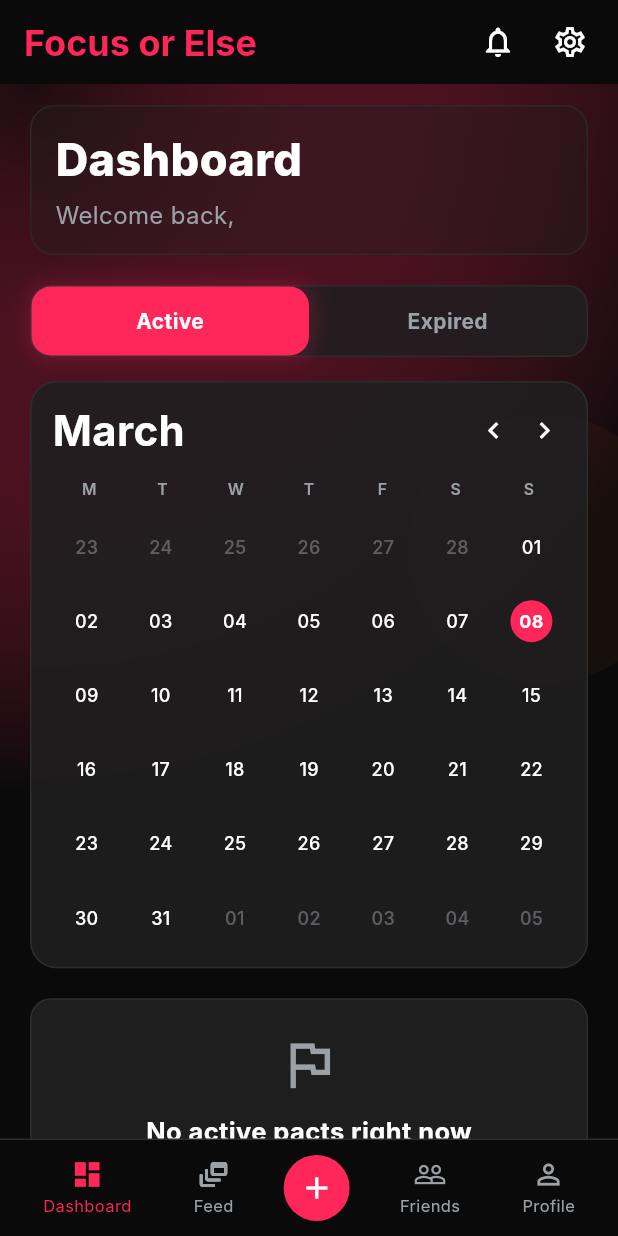
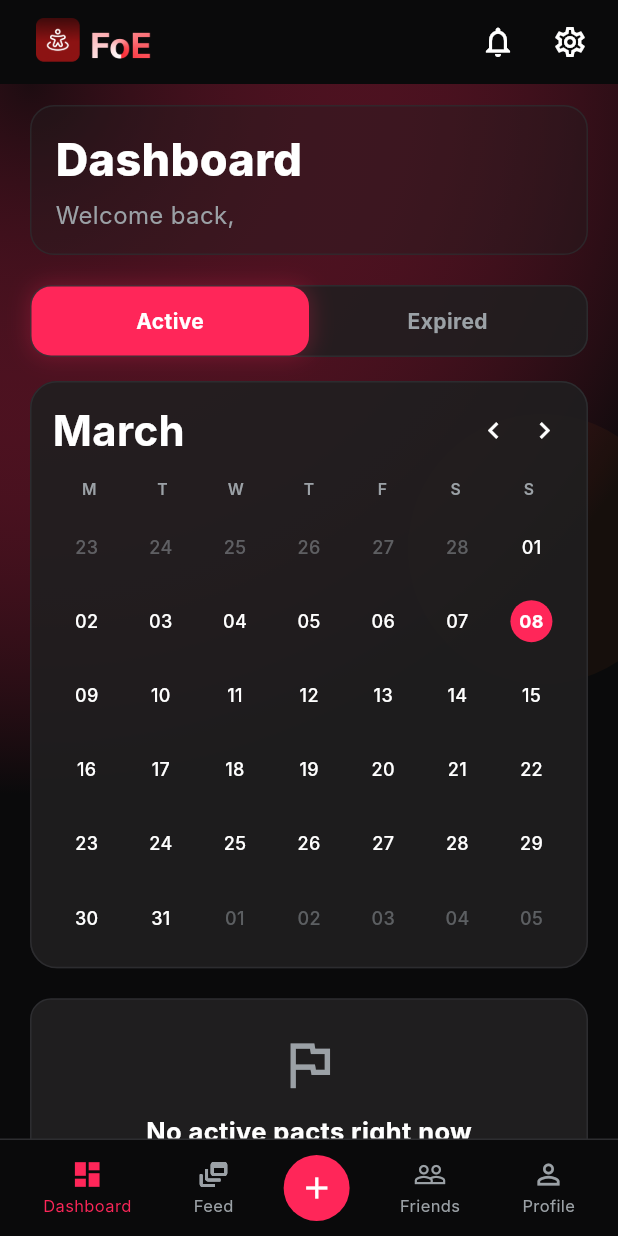
Before and after one commit to kevj-github/focusorelse, a Flutter app: the screen it shows once a user with an empty profile is signed in, on a phone screen of 412 x 824 dp. Run offline on Flutter 3.47's test engine with Material 3 defaults, Android fonts, the phone set to English and light mode, and no system bars; our stand-ins replace cloud_firestore, firebase_auth, firebase_core, firebase_messaging, flutter_dotenv, flutter_local_notifications and 2 more; accounts and stored records are empty; Roboto replaces fonts that are missing (Inter).

Commit message:
added logo for every screen dashboard

```diff
--- a/lib/screens/home/dashboard_screen.dart
+++ b/lib/screens/home/dashboard_screen.dart
@@ -20,6 +20,7 @@ import '../profile/profile_screen.dart';
 import '../settings/settings_screen.dart';
 import '../../theme/colors.dart';
 import '../../widgets/common/avatar.dart';
+import '../../widgets/common/app_logo_bar.dart';
 import '../../widgets/navigation/bottom_nav_bar.dart';
 
 class DashboardScreen extends StatefulWidget {
@@ -678,37 +679,16 @@ class _DashboardScreenState extends State<DashboardScreen> {
 
   @override
   Widget build(BuildContext context) {
-    final onSurface = Theme.of(context).colorScheme.onSurface;
-
     return Scaffold(
       backgroundColor: Theme.of(context).scaffoldBackgroundColor,
-      appBar: AppBar(
-        backgroundColor: Theme.of(context).scaffoldBackgroundColor,
-        elevation: 0,
-        title: const Text(
-          'Focus or Else',
-          style: TextStyle(
-            color: AppColors.primary,
-            fontWeight: FontWeight.bold,
-            fontSize: 24,
-          ),
-        ),
-        actions: [
-          IconButton(
-            key: _notificationIconKey,
-            icon: Icon(Icons.notifications_outlined, color: onSurface),
-            onPressed: _openNotificationsPopup,
-          ),
-          IconButton(
-            icon: Icon(Icons.settings_outlined, color: onSurface),
-            onPressed: () {
-              Navigator.of(context).push(
-                MaterialPageRoute<void>(builder: (_) => const SettingsScreen()),
-              );
-            },
-          ),
-          const SizedBox(width: 8),
-        ],
+      appBar: AppLogoBar(
+        notificationKey: _notificationIconKey,
+        onNotificationTap: _openNotificationsPopup,
+        onSettingsTap: () {
+          Navigator.of(context).push(
+            MaterialPageRoute<void>(builder: (_) => const SettingsScreen()),
+          );
+        },
       ),
       body: IndexedStack(
         index: _selectedIndex,
--- /dev/null
+++ b/lib/widgets/common/app_logo_bar.dart
@@ -0,0 +1,42 @@
+import 'package:flutter/material.dart';
+import '../../theme/colors.dart';
+
+class AppLogoBar extends StatelessWidget implements PreferredSizeWidget {
+  final Key? notificationKey;
+  final VoidCallback? onNotificationTap;
+  final VoidCallback? onSettingsTap;
+
+  const AppLogoBar({
+    this.notificationKey,
+    this.onNotificationTap,
+    this.onSettingsTap,
+    super.key,
+  });
+
+  @override
+  Widget build(BuildContext context) {
+    final onSurface = Theme.of(context).colorScheme.onSurface;
+
+    return AppBar(
+      backgroundColor: Theme.of(context).scaffoldBackgroundColor,
+      elevation: 0,
+      titleSpacing: 24, // <-- nudges the logo right (default is ~16)
+      title: Image.asset('assets/images/full.png', height: 32),
+      actions: [
+        IconButton(
+          key: notificationKey,
+          icon: Icon(Icons.notifications_outlined, color: onSurface),
+          onPressed: onNotificationTap,
+        ),
+        IconButton(
+          icon: Icon(Icons.settings_outlined, color: onSurface),
+          onPressed: onSettingsTap,
+        ),
+        const SizedBox(width: 8),
+      ],
+    );
+  }
+
+  @override
+  Size get preferredSize => const Size.fromHeight(kToolbarHeight);
+}
```
